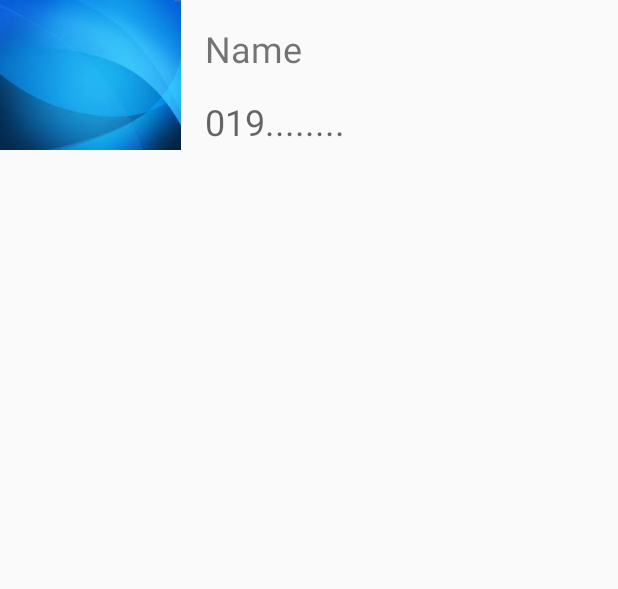
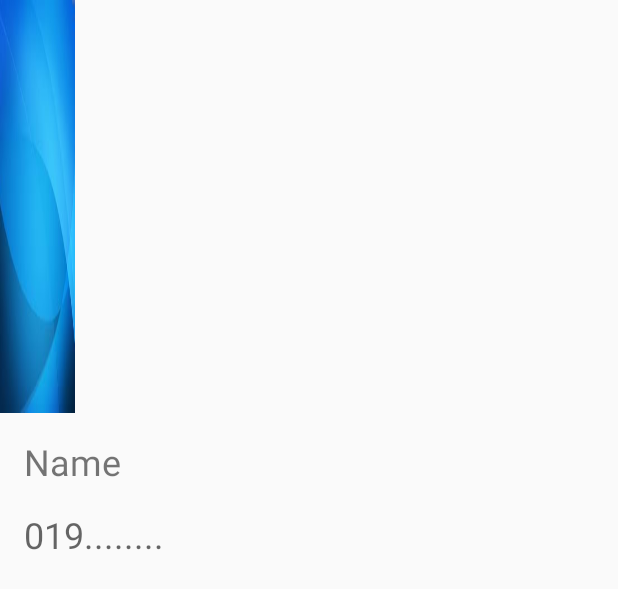
Before and after one commit to studentmanik/PhoneBook, an Android app: the layout contact_list_view.xml on its own in the app's theme, with its tools: preview values and no code run, on a phone screen of 412 x 824 dp. Shown: the top 589 px of the screen. Run offline under Robolectric (Android 15) with nearby library versions, the phone set to English and light mode, and no system bars.

Commit message:
new class

```diff
--- a/app/src/main/res/layout/contact_list_view.xml
+++ b/app/src/main/res/layout/contact_list_view.xml
@@ -1,6 +1,6 @@
 <?xml version="1.0" encoding="utf-8"?>
 <LinearLayout xmlns:android="http://schemas.android.com/apk/res/android"
-    android:orientation="horizontal" android:layout_width="match_parent"
+    android:orientation="vertical" android:layout_width="wrap_content"
 
     android:layout_height="match_parent"
     android:weightSum="1">
```
